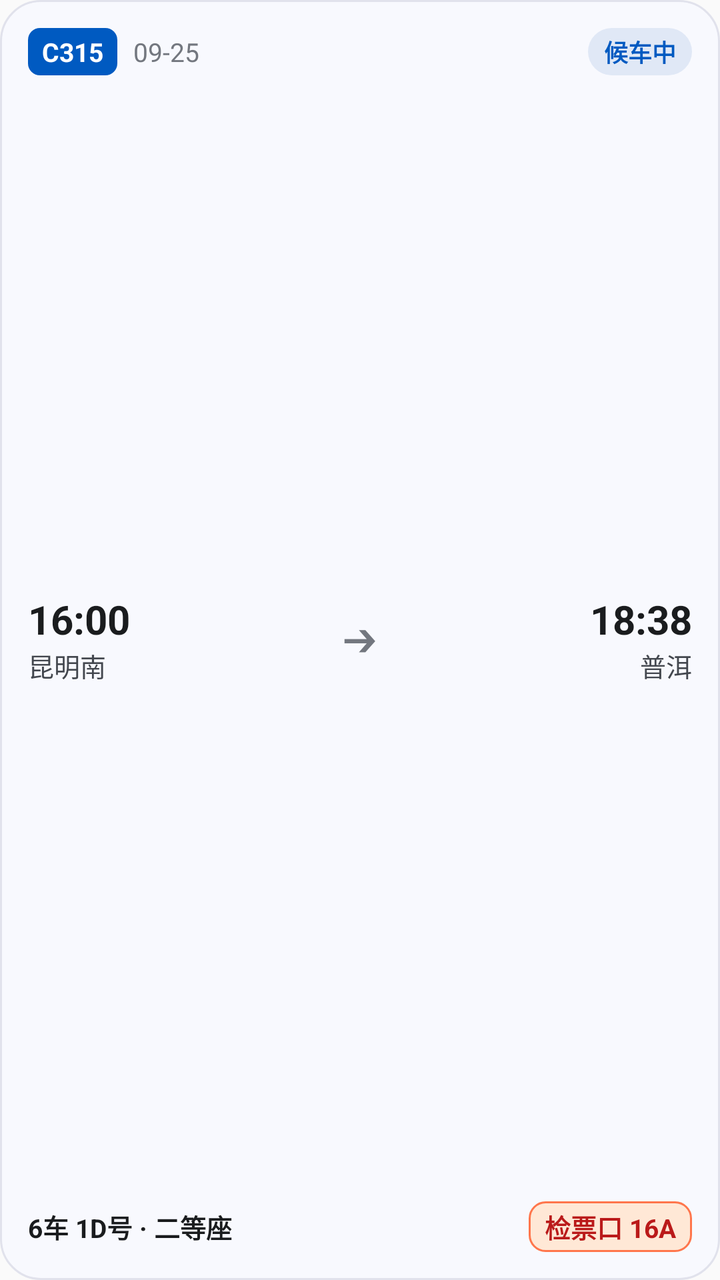
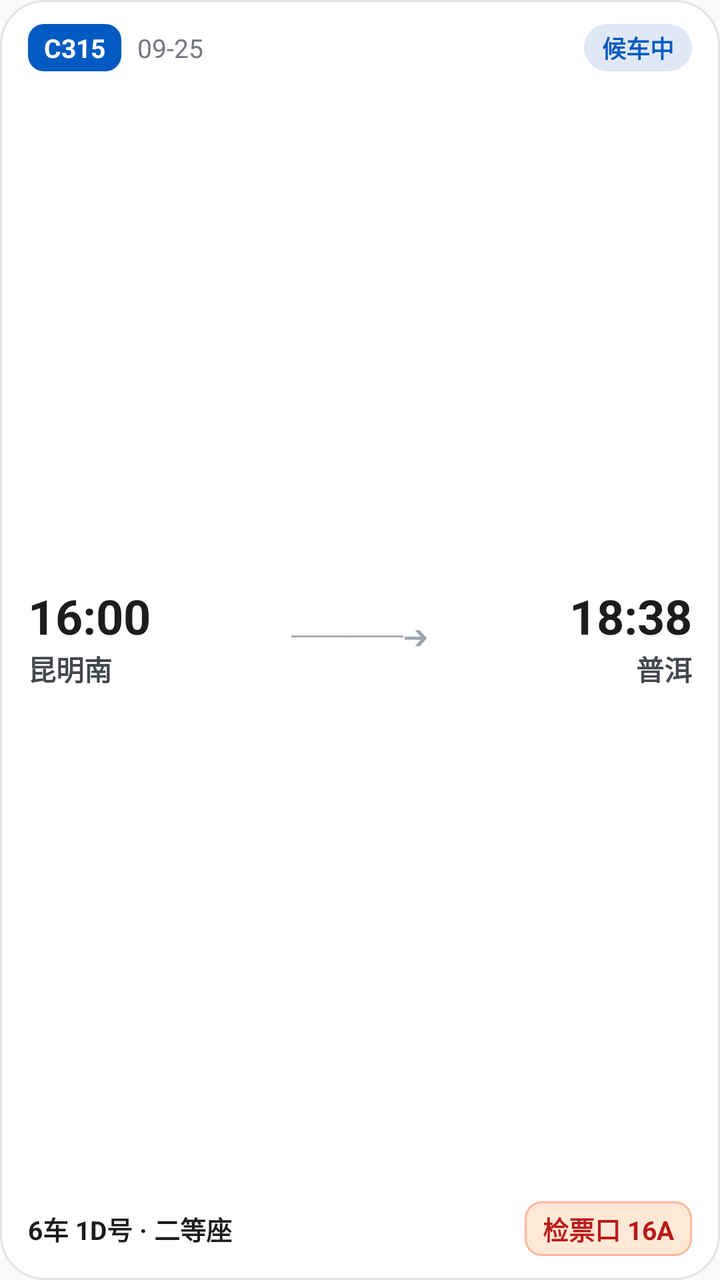

Two renders of the same Android screen: before a commit and after it. Below are the layout's source before the change and the commit's diff.
<!-- AndroidManifest.xml: application theme Theme.RailWidget -->
<!-- res/layout/widget_trip_4x2.xml -->
<?xml version="1.0" encoding="utf-8"?>
<LinearLayout xmlns:android="http://schemas.android.com/apk/res/android"
    android:id="@+id/widget_root"
    android:layout_width="match_parent"
    android:layout_height="match_parent"
    android:background="@drawable/bg_widget_card"
    android:orientation="vertical"
    android:padding="14dp">

    
    <LinearLayout
        android:layout_width="match_parent"
        android:layout_height="wrap_content"
        android:gravity="center_vertical"
        android:orientation="horizontal">

        <TextView
            android:id="@+id/tv_train_code"
            android:layout_width="wrap_content"
            android:layout_height="wrap_content"
            android:background="@drawable/bg_train_badge"
            android:paddingHorizontal="7dp"
            android:paddingVertical="3dp"
            android:text="C315"
            android:textColor="#FFFFFF"
            android:textSize="13sp"
            android:textStyle="bold" />

        <TextView
            android:id="@+id/tv_date"
            android:layout_width="wrap_content"
            android:layout_height="wrap_content"
            android:layout_marginStart="8dp"
            android:text="09-25"
            android:textColor="#73777F"
            android:textSize="13sp" />

        <View
            android:layout_width="0dp"
            android:layout_height="1dp"
            android:layout_weight="1" />

        <TextView
            android:id="@+id/tv_status"
            android:layout_width="wrap_content"
            android:layout_height="wrap_content"
            android:background="@drawable/bg_status_pill"
            android:paddingHorizontal="8dp"
            android:paddingVertical="3dp"
            android:text="候车中"
            android:textColor="#005AC1"
            android:textSize="12sp"
            android:textStyle="bold" />
    </LinearLayout>

    
    <LinearLayout
        android:layout_width="match_parent"
        android:layout_height="0dp"
        android:layout_weight="1"
        android:gravity="center_vertical"
        android:orientation="horizontal">

        
        <LinearLayout
            android:layout_width="wrap_content"
            android:layout_height="wrap_content"
            android:orientation="vertical">

            <TextView
                android:id="@+id/tv_dep_time"
                android:layout_width="wrap_content"
                android:layout_height="wrap_content"
                android:text="16:00"
                android:textColor="#1A1C1E"
                android:textSize="20sp"
                android:textStyle="bold" />

            <TextView
                android:id="@+id/tv_dep_station"
                android:layout_width="wrap_content"
                android:layout_height="wrap_content"
                android:maxWidth="110dp"
                android:singleLine="true"
                android:maxLines="1"
                android:ellipsize="end"
                android:text="昆明南"
                android:textColor="#43474E"
                android:textSize="13sp" />
        </LinearLayout>

        
        <TextView
            android:layout_width="0dp"
            android:layout_height="wrap_content"
            android:layout_weight="1"
            android:gravity="center"
            android:text="➔"
            android:textColor="#73777F"
            android:textSize="18sp" />

        
        <LinearLayout
            android:layout_width="wrap_content"
            android:layout_height="wrap_content"
            android:gravity="end"
            android:orientation="vertical">

            <TextView
                android:id="@+id/tv_arr_time"
                android:layout_width="wrap_content"
                android:layout_height="wrap_content"
                android:text="18:38"
                android:textColor="#1A1C1E"
                android:textSize="20sp"
                android:textStyle="bold" />

            <TextView
                android:id="@+id/tv_arr_station"
                android:layout_width="wrap_content"
                android:layout_height="wrap_content"
                android:maxWidth="110dp"
                android:singleLine="true"
                android:maxLines="1"
                android:ellipsize="end"
                android:text="普洱"
                android:textColor="#43474E"
                android:textSize="13sp" />
        </LinearLayout>
    </LinearLayout>

    
    <LinearLayout
        android:layout_width="match_parent"
        android:layout_height="wrap_content"
        android:gravity="center_vertical"
        android:orientation="horizontal">

        <TextView
            android:id="@+id/tv_seat_info"
            android:layout_width="0dp"
            android:layout_height="wrap_content"
            android:layout_weight="1"
            android:singleLine="true"
            android:maxLines="1"
            android:ellipsize="end"
            android:text="6车 1D号 · 二等座"
            android:textColor="#1A1C1E"
            android:textSize="13sp"
            android:textStyle="bold" />

        <TextView
            android:id="@+id/tv_gate"
            android:layout_width="wrap_content"
            android:layout_height="wrap_content"
            android:background="@drawable/bg_badge_gate"
            android:paddingHorizontal="8dp"
            android:paddingVertical="3dp"
            android:text="检票口 16A"
            android:textColor="#BA1A1A"
            android:textSize="13sp"
            android:textStyle="bold" />
    </LinearLayout>

</LinearLayout>
<!-- resources referenced by this layout -->
<resources>
  <!-- drawable bg_badge_gate (drawable) -->
  <?xml version="1.0" encoding="utf-8"?>
  <shape xmlns:android="http://schemas.android.com/apk/res/android"
      android:shape="rectangle">
      <corners android:radius="8dp" />
      <solid android:color="#FFE8D6" />
      <stroke
          android:width="1dp"
          android:color="#FF764C" />
  </shape>
  <!-- drawable bg_status_pill (drawable) -->
  <?xml version="1.0" encoding="utf-8"?>
  <shape xmlns:android="http://schemas.android.com/apk/res/android"
      android:shape="rectangle">
      <corners android:radius="12dp" />
      <solid android:color="#E0E8F6" />
  </shape>
  <!-- drawable bg_train_badge (drawable) -->
  <?xml version="1.0" encoding="utf-8"?>
  <shape xmlns:android="http://schemas.android.com/apk/res/android"
      android:shape="rectangle">
      <corners android:radius="6dp" />
      <solid android:color="#005AC1" />
  </shape>
  <!-- drawable bg_widget_card (drawable) -->
  <?xml version="1.0" encoding="utf-8"?>
  <shape xmlns:android="http://schemas.android.com/apk/res/android"
      android:shape="rectangle">
      <corners android:radius="20dp" />
      <solid android:color="#F8F9FE" />
      <stroke
          android:width="1dp"
          android:color="#E1E2EC" />
  </shape>
  <style name="Theme.RailWidget" parent="android:Theme.Material.Light.NoActionBar">
          <item name="android:statusBarColor">@android:color/transparent</item>
          <item name="android:navigationBarColor">@android:color/transparent</item>
      </style>
</resources>

<!-- the commit's change to res/layout/widget_trip_4x2.xml (unified diff, before → after) -->
@@ -5,7 +5,10 @@
     android:layout_height="match_parent"
     android:background="@drawable/bg_widget_card"
     android:orientation="vertical"
-    android:padding="14dp">
+    android:paddingLeft="14dp"
+    android:paddingTop="12dp"
+    android:paddingRight="14dp"
+    android:paddingBottom="12dp">
 
     
     <LinearLayout
@@ -19,10 +22,12 @@
             android:layout_width="wrap_content"
             android:layout_height="wrap_content"
             android:background="@drawable/bg_train_badge"
-            android:paddingHorizontal="7dp"
-            android:paddingVertical="3dp"
+            android:paddingLeft="8dp"
+            android:paddingTop="3dp"
+            android:paddingRight="8dp"
+            android:paddingBottom="3dp"
             android:text="C315"
-            android:textColor="#FFFFFF"
+            android:textColor="@color/rail_on_primary"
             android:textSize="13sp"
             android:textStyle="bold" />
 
@@ -30,12 +35,14 @@
             android:id="@+id/tv_date"
             android:layout_width="wrap_content"
             android:layout_height="wrap_content"
+            android:layout_marginLeft="8dp"
             android:layout_marginStart="8dp"
             android:text="09-25"
-            android:textColor="#73777F"
+            android:textColor="@color/widget_text_tertiary"
             android:textSize="13sp" />
 
-        <View
+        
+        <FrameLayout
             android:layout_width="0dp"
             android:layout_height="1dp"
             android:layout_weight="1" />
@@ -45,10 +52,12 @@
             android:layout_width="wrap_content"
             android:layout_height="wrap_content"
             android:background="@drawable/bg_status_pill"
-            android:paddingHorizontal="8dp"
-            android:paddingVertical="3dp"
+            android:paddingLeft="9dp"
+            android:paddingTop="3dp"
+            android:paddingRight="9dp"
+            android:paddingBottom="3dp"
             android:text="候车中"
-            android:textColor="#005AC1"
+            android:textColor="@color/rail_status_waiting_text"
             android:textSize="12sp"
             android:textStyle="bold" />
     </LinearLayout>
@@ -63,8 +72,10 @@
 
         
         <LinearLayout
-            android:layout_width="wrap_content"
+            android:layout_width="0dp"
             android:layout_height="wrap_content"
+            android:layout_weight="1"
+            android:gravity="start|center_vertical"
             android:orientation="vertical">
 
             <TextView
@@ -72,38 +83,46 @@
                 android:layout_width="wrap_content"
                 android:layout_height="wrap_content"
                 android:text="16:00"
-                android:textColor="#1A1C1E"
-                android:textSize="20sp"
+                android:textColor="@color/widget_text_primary"
+                android:textSize="24sp"
                 android:textStyle="bold" />
 
             <TextView
                 android:id="@+id/tv_dep_station"
                 android:layout_width="wrap_content"
                 android:layout_height="wrap_content"
-                android:maxWidth="110dp"
+                android:ellipsize="end"
+                android:maxLines="1"
                 android:singleLine="true"
-                android:maxLines="1"
-                android:ellipsize="end"
                 android:text="昆明南"
-                android:textColor="#43474E"
-                android:textSize="13sp" />
+                android:textColor="@color/widget_text_secondary"
+                android:textSize="14sp"
+                android:textStyle="bold" />
         </LinearLayout>
-
-        
-        <TextView
-            android:layout_width="0dp"
-            android:layout_height="wrap_content"
-            android:layout_weight="1"
-            android:gravity="center"
-            android:text="➔"
-            android:textColor="#73777F"
-            android:textSize="18sp" />
 
         
         <LinearLayout
             android:layout_width="wrap_content"
             android:layout_height="wrap_content"
-            android:gravity="end"
+            android:layout_marginLeft="6dp"
+            android:layout_marginRight="6dp"
+            android:gravity="center"
+            android:orientation="vertical">
+
+            <TextView
+                android:layout_width="wrap_content"
+                android:layout_height="wrap_content"
+                android:text="──────➔"
+                android:textColor="@color/widget_text_route_arrow"
+                android:textSize="13sp" />
+        </LinearLayout>
+
+        
+        <LinearLayout
+            android:layout_width="0dp"
+            android:layout_height="wrap_content"
+            android:layout_weight="1"
+            android:gravity="end|center_vertical"
             android:orientation="vertical">
 
             <TextView
@@ -111,21 +130,21 @@
                 android:layout_width="wrap_content"
                 android:layout_height="wrap_content"
                 android:text="18:38"
-                android:textColor="#1A1C1E"
-                android:textSize="20sp"
+                android:textColor="@color/widget_text_primary"
+                android:textSize="24sp"
                 android:textStyle="bold" />
 
             <TextView
                 android:id="@+id/tv_arr_station"
                 android:layout_width="wrap_content"
                 android:layout_height="wrap_content"
-                android:maxWidth="110dp"
+                android:ellipsize="end"
+                android:maxLines="1"
                 android:singleLine="true"
-                android:maxLines="1"
-                android:ellipsize="end"
                 android:text="普洱"
-                android:textColor="#43474E"
-                android:textSize="13sp" />
+                android:textColor="@color/widget_text_secondary"
+                android:textSize="14sp"
+                android:textStyle="bold" />
         </LinearLayout>
     </LinearLayout>
 
@@ -141,11 +160,11 @@
             android:layout_width="0dp"
             android:layout_height="wrap_content"
             android:layout_weight="1"
+            android:ellipsize="end"
+            android:maxLines="1"
             android:singleLine="true"
-            android:maxLines="1"
-            android:ellipsize="end"
             android:text="6车 1D号 · 二等座"
-            android:textColor="#1A1C1E"
+            android:textColor="@color/widget_text_primary"
             android:textSize="13sp"
             android:textStyle="bold" />
 
@@ -154,10 +173,15 @@
             android:layout_width="wrap_content"
             android:layout_height="wrap_content"
             android:background="@drawable/bg_badge_gate"
-            android:paddingHorizontal="8dp"
-            android:paddingVertical="3dp"
+            android:ellipsize="end"
+            android:maxLines="1"
+            android:paddingLeft="9dp"
+            android:paddingTop="4dp"
+            android:paddingRight="9dp"
+            android:paddingBottom="4dp"
+            android:singleLine="true"
             android:text="检票口 16A"
-            android:textColor="#BA1A1A"
+            android:textColor="@color/rail_gate_text"
             android:textSize="13sp"
             android:textStyle="bold" />
     </LinearLayout>
<!-- resource entries referenced after the edit -->
@@ -1,42 +1,55 @@
 <!-- resources referenced by this layout -->
 <resources>
+  <color name="rail_gate_text">#BA1A1A</color>
+  <color name="rail_on_primary">#FFFFFF</color>
+  <color name="rail_status_waiting_text">#005AC1</color>
+  <color name="widget_text_primary">#1A1C1E</color>
+  <color name="widget_text_route_arrow">#A0A4AE</color>
+  <color name="widget_text_secondary">#43474E</color>
+  <color name="widget_text_tertiary">#73777F</color>
   <!-- drawable bg_badge_gate (drawable) -->
   <?xml version="1.0" encoding="utf-8"?>
   <shape xmlns:android="http://schemas.android.com/apk/res/android"
       android:shape="rectangle">
       <corners android:radius="8dp" />
-      <solid android:color="#FFE8D6" />
+      <solid android:color="@color/rail_gate_bg" />
       <stroke
           android:width="1dp"
-          android:color="#FF764C" />
+          android:color="@color/rail_gate_border" />
   </shape>
   <!-- drawable bg_status_pill (drawable) -->
   <?xml version="1.0" encoding="utf-8"?>
   <shape xmlns:android="http://schemas.android.com/apk/res/android"
       android:shape="rectangle">
-      <corners android:radius="12dp" />
-      <solid android:color="#E0E8F6" />
+      <corners android:radius="14dp" />
+      <solid android:color="@color/rail_status_waiting_bg" />
   </shape>
   <!-- drawable bg_train_badge (drawable) -->
   <?xml version="1.0" encoding="utf-8"?>
   <shape xmlns:android="http://schemas.android.com/apk/res/android"
       android:shape="rectangle">
-      <corners android:radius="6dp" />
-      <solid android:color="#005AC1" />
+      <corners android:radius="8dp" />
+      <solid android:color="@color/rail_primary" />
   </shape>
   <!-- drawable bg_widget_card (drawable) -->
   <?xml version="1.0" encoding="utf-8"?>
   <shape xmlns:android="http://schemas.android.com/apk/res/android"
       android:shape="rectangle">
-      <corners android:radius="20dp" />
-      <solid android:color="#F8F9FE" />
+      <corners android:radius="22dp" />
+      <solid android:color="@color/widget_card_bg" />
       <stroke
           android:width="1dp"
-          android:color="#E1E2EC" />
+          android:color="@color/widget_card_border" />
   </shape>
   <style name="Theme.RailWidget" parent="android:Theme.Material.Light.NoActionBar">
           <item name="android:statusBarColor">@android:color/transparent</item>
           <item name="android:navigationBarColor">@android:color/transparent</item>
       </style>
+  <color name="rail_gate_bg">#FFE8D6</color>
+  <color name="rail_gate_border">#FFB59D</color>
+  <color name="rail_status_waiting_bg">#E0E8F6</color>
+  <color name="rail_primary">#005AC1</color>
+  <color name="widget_card_bg">#FFFFFF</color>
+  <color name="widget_card_border">#E1E3EB</color>
 </resources>
 
